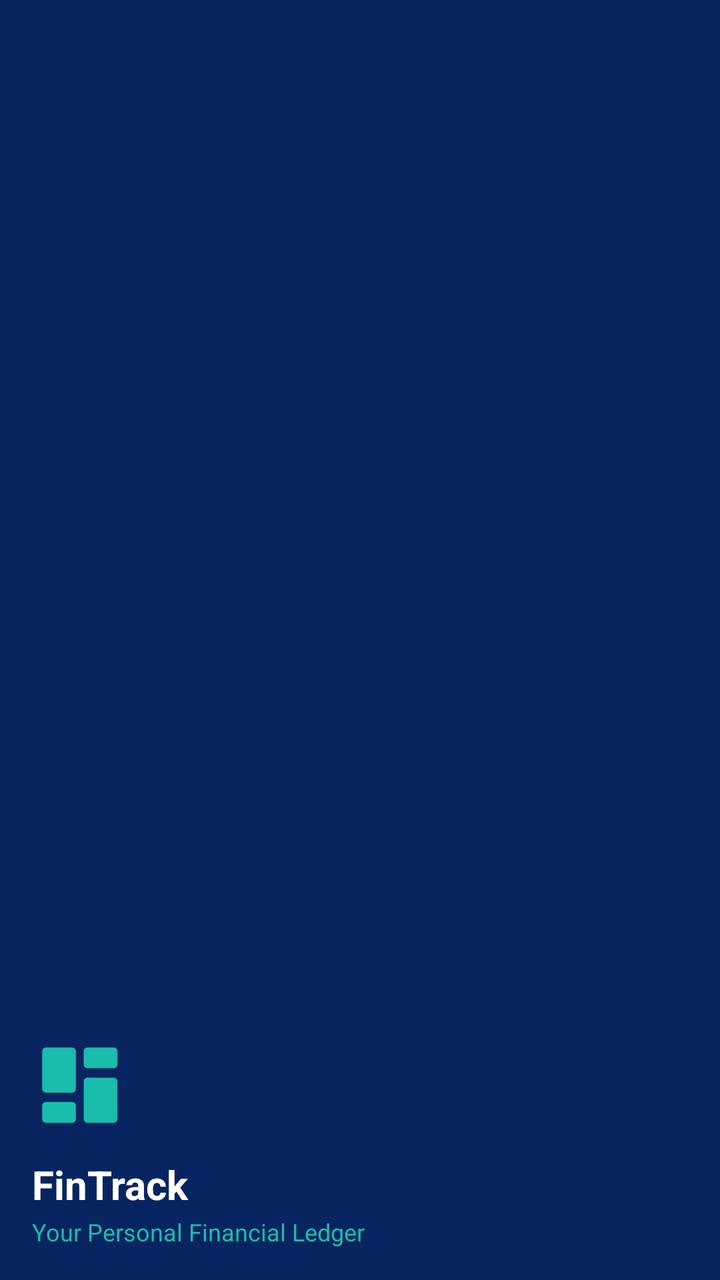
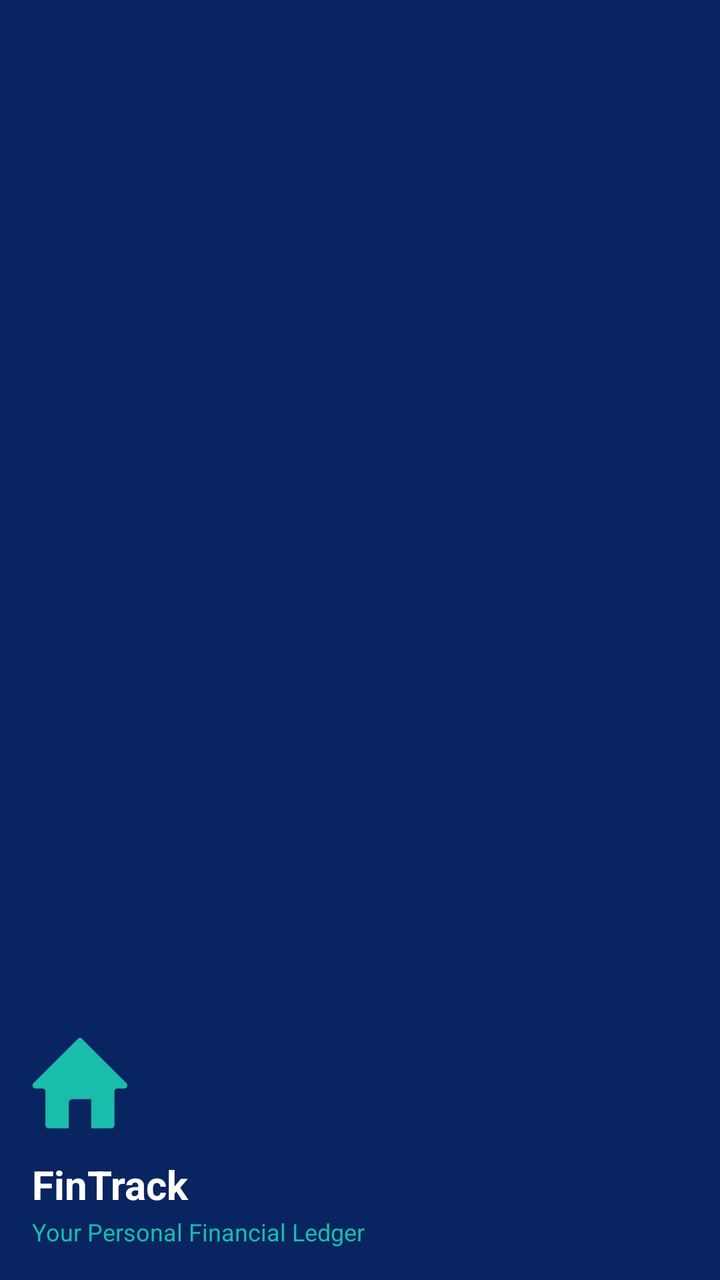

Before-and-after screenshots of an Android layout around one commit, followed by the original layout XML and the change that was made.
<!-- AndroidManifest.xml: application theme Theme.FinTrack -->
<!-- res/layout/nav_header.xml -->
<?xml version="1.0" encoding="utf-8"?>
<LinearLayout
    xmlns:android="http://schemas.android.com/apk/res/android"
    xmlns:app="http://schemas.android.com/apk/res-auto"
    xmlns:tools="http://schemas.android.com/tools"
    android:layout_width="match_parent"
    android:layout_height="160dp"
    android:background="#082561"
    android:gravity="bottom"
    android:orientation="vertical"
    android:padding="16dp"
    tools:ignore="HardcodedText, ContentDescription">

    
    <ImageView
        android:layout_width="48dp"
        android:layout_height="48dp"
        android:src="@drawable/dashboard"
        app:tint="#1ABCAB" />

    
    <TextView
        android:layout_width="wrap_content"
        android:layout_height="wrap_content"
        android:layout_marginTop="12dp"
        android:text="FinTrack"
        android:textColor="#FFFFFF"
        android:textSize="20sp"
        android:textStyle="bold" />

    
    <TextView
        android:layout_width="wrap_content"
        android:layout_height="wrap_content"
        android:layout_marginTop="2dp"
        android:text="Your Personal Financial Ledger"
        android:textColor="#1ABCAB"
        android:textSize="12sp" />

</LinearLayout>
<!-- resources referenced by this layout -->
<resources>
  <!-- drawable dashboard (drawable) -->
  <vector xmlns:android="http://schemas.android.com/apk/res/android"
      android:width="24dp"
      android:height="24dp"
      android:viewportWidth="256"
      android:viewportHeight="256">
    <path
        android:pathData="M106.96,147.54L37.16,147.54C31.61,147.54 27.09,143.03 27.09,137.47L27.09,37.16C27.09,31.61 31.61,27.09 37.16,27.09l69.8,0c5.55,0 10.07,4.52 10.07,10.07l0,100.31C117.03,143.03 112.51,147.54 106.96,147.54z"
        android:strokeLineJoin="miter"
        android:strokeWidth="2.23"
        android:fillColor="#1abcab"
        android:fillType="nonZero"
        android:strokeColor="#00000000"
        android:strokeLineCap="butt"/>
    <path
        android:pathData="M106.96,227.79L37.16,227.79C31.61,227.79 27.09,223.28 27.09,217.73L27.09,182.62c0,-5.55 4.52,-10.07 10.07,-10.07l69.8,0c5.55,0 10.07,4.52 10.07,10.07l0,35.11C117.03,223.28 112.51,227.79 106.96,227.79z"
        android:strokeLineJoin="miter"
        android:strokeWidth="2.23"
        android:fillColor="#F8B64C"
        android:fillType="nonZero"
        android:strokeColor="#00000000"
        android:strokeLineCap="butt"/>
    <path
        android:pathData="M217.73,227.79L147.93,227.79c-5.55,0 -10.07,-4.52 -10.07,-10.07L137.86,117.41c0,-5.55 4.52,-10.07 10.07,-10.07l69.8,0c5.55,0 10.07,4.52 10.07,10.07l0,100.31C227.79,223.28 223.28,227.79 217.73,227.79z"
        android:strokeLineJoin="miter"
        android:strokeWidth="2.23"
        android:fillColor="#082561"
        android:fillType="nonZero"
        android:strokeColor="#00000000"
        android:strokeLineCap="butt"/>
    <path
        android:pathData="M217.73,82.34L147.93,82.34c-5.55,0 -10.07,-4.52 -10.07,-10.07L137.86,37.16C137.86,31.61 142.38,27.09 147.93,27.09l69.8,0C223.28,27.09 227.79,31.61 227.79,37.16l0,35.11C227.79,77.82 223.28,82.34 217.73,82.34z"
        android:strokeLineJoin="miter"
        android:strokeWidth="2.23"
        android:fillColor="#5ECB58"
        android:fillType="nonZero"
        android:strokeColor="#00000000"
        android:strokeLineCap="butt"/>
  </vector>
  <style name="Theme.FinTrack" parent="Base.Theme.FinTrack" />
  <style name="Base.Theme.FinTrack" parent="Theme.Material3.Light.NoActionBar">
          
          <item name="colorPrimary">#082561</item>
          <item name="colorSecondary">#1ABCAB</item>
  
          
          <item name="android:windowLightStatusBar">true</item>
          <item name="android:statusBarColor">#FFFFFF</item>
      </style>
</resources>

<!-- the commit's change to res/layout/nav_header.xml (unified diff, before → after) -->
@@ -1,7 +1,6 @@
 <?xml version="1.0" encoding="utf-8"?>
 <LinearLayout
     xmlns:android="http://schemas.android.com/apk/res/android"
-    xmlns:app="http://schemas.android.com/apk/res-auto"
     xmlns:tools="http://schemas.android.com/tools"
     android:layout_width="match_parent"
     android:layout_height="160dp"
@@ -15,8 +14,7 @@
     <ImageView
         android:layout_width="48dp"
         android:layout_height="48dp"
-        android:src="@drawable/dashboard"
-        app:tint="#1ABCAB" />
+        android:src="@drawable/dashboard"/>
 
     
     <TextView
<!-- resource entries referenced after the edit -->
@@ -7,34 +7,18 @@
       android:viewportWidth="256"
       android:viewportHeight="256">
     <path
-        android:pathData="M106.96,147.54L37.16,147.54C31.61,147.54 27.09,143.03 27.09,137.47L27.09,37.16C27.09,31.61 31.61,27.09 37.16,27.09l69.8,0c5.55,0 10.07,4.52 10.07,10.07l0,100.31C117.03,143.03 112.51,147.54 106.96,147.54z"
+        android:pathData="M251.87,122.41l-118.16,-118.16c-3.23,-3.23 -8.47,-3.23 -11.7,0l-118.16,118.16c-5.21,5.21 -1.52,14.12 5.85,14.12l17.8,0c4.57,0 8.27,3.7 8.27,8.27l0,89.57c0,4.57 3.7,8.27 8.27,8.27l54.09,0L98.13,175.1c0,-5.54 4.49,-10.02 10.02,-10.02l49.43,0L157.58,242.65l54.09,0c4.57,0 8.27,-3.7 8.27,-8.27L219.94,144.81c0,-4.57 3.7,-8.27 8.27,-8.27l17.8,0C253.39,136.53 257.08,127.62 251.87,122.41z"
         android:strokeLineJoin="miter"
-        android:strokeWidth="2.23"
-        android:fillColor="#1abcab"
+        android:strokeWidth="2.81"
+        android:fillColor="#1ABCAB"
         android:fillType="nonZero"
         android:strokeColor="#00000000"
         android:strokeLineCap="butt"/>
     <path
-        android:pathData="M106.96,227.79L37.16,227.79C31.61,227.79 27.09,223.28 27.09,217.73L27.09,182.62c0,-5.55 4.52,-10.07 10.07,-10.07l69.8,0c5.55,0 10.07,4.52 10.07,10.07l0,35.11C117.03,223.28 112.51,227.79 106.96,227.79z"
+        android:pathData="M157.58,165.08l-31.22,8.24c-6.7,1.77 -11.37,7.83 -11.37,14.76L115,253.89l42.59,-11.24L157.58,165.08z"
         android:strokeLineJoin="miter"
-        android:strokeWidth="2.23"
-        android:fillColor="#F8B64C"
-        android:fillType="nonZero"
-        android:strokeColor="#00000000"
-        android:strokeLineCap="butt"/>
-    <path
-        android:pathData="M217.73,227.79L147.93,227.79c-5.55,0 -10.07,-4.52 -10.07,-10.07L137.86,117.41c0,-5.55 4.52,-10.07 10.07,-10.07l69.8,0c5.55,0 10.07,4.52 10.07,10.07l0,100.31C227.79,223.28 223.28,227.79 217.73,227.79z"
-        android:strokeLineJoin="miter"
-        android:strokeWidth="2.23"
+        android:strokeWidth="2.81"
         android:fillColor="#082561"
-        android:fillType="nonZero"
-        android:strokeColor="#00000000"
-        android:strokeLineCap="butt"/>
-    <path
-        android:pathData="M217.73,82.34L147.93,82.34c-5.55,0 -10.07,-4.52 -10.07,-10.07L137.86,37.16C137.86,31.61 142.38,27.09 147.93,27.09l69.8,0C223.28,27.09 227.79,31.61 227.79,37.16l0,35.11C227.79,77.82 223.28,82.34 217.73,82.34z"
-        android:strokeLineJoin="miter"
-        android:strokeWidth="2.23"
-        android:fillColor="#5ECB58"
         android:fillType="nonZero"
         android:strokeColor="#00000000"
         android:strokeLineCap="butt"/>
